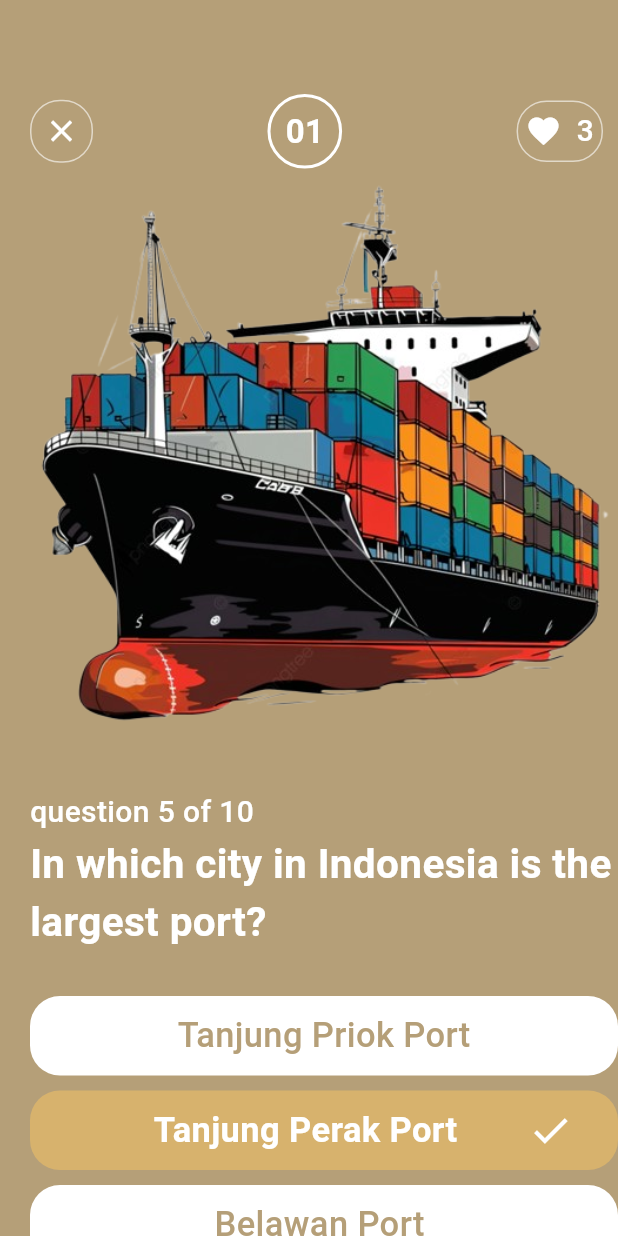
After one commit to WalidAgel/testing, a Flutter app: the Question screen opened directly, on a phone screen of 412 x 824 dp. The commit adds this screen. Run offline on Flutter 3.47's test engine with Material 3 defaults, Android fonts, the phone set to English and light mode, and no system bars.

Commit message:
Update changes

```diff
--- a/lib/main.dart
+++ b/lib/main.dart
@@ -1,6 +1,7 @@
 import 'package:flutter/material.dart';
 import 'package:projek/pages/continuing.dart';
 import 'package:projek/pages/home.dart';
+import 'package:projek/pages/question.dart';
 
 void main() {
   runApp(const MyApp());
--- /dev/null
+++ b/lib/pages/question.dart
@@ -0,0 +1,177 @@
+import 'package:flutter/material.dart';
+
+class Question extends StatefulWidget {
+  const Question({super.key});
+
+  @override
+  State<Question> createState() => _QuestionState();
+}
+
+class _QuestionState extends State<Question> {
+  @override
+  Widget build(BuildContext context) {
+    return Scaffold(
+      body: Container(
+        padding: const EdgeInsets.only(top: 60, left: 20),
+        width: MediaQuery.of(context).size.width,
+        decoration: const BoxDecoration(color: Color(0xffB59F78)),
+        child: Column(
+          crossAxisAlignment: CrossAxisAlignment.start,
+          children: [
+            Row(
+              mainAxisAlignment: MainAxisAlignment.spaceBetween,
+              children: [
+                GestureDetector(
+                  onTap: () {
+                    Navigator.pop(context);
+                  },
+                  child: Container(
+                    padding: const EdgeInsets.all(8),
+                    decoration: BoxDecoration(
+                      border: Border.all(color: Colors.white60),
+                      borderRadius: BorderRadius.circular(20),
+                    ),
+                    child: const Icon(
+                      Icons.close,
+                      color: Colors.white,
+                    ),
+                  ),
+                ),
+                const Spacer(),
+                Container(
+                  padding: const EdgeInsets.all(10),
+                  decoration: BoxDecoration(
+                    border: Border.all(color: Colors.white, width: 2),
+                    shape: BoxShape.circle,
+                  ),
+                  child: const Text(
+                    "01",
+                    style: TextStyle(
+                      color: Colors.white,
+                      fontSize: 22,
+                      fontWeight: FontWeight.bold,
+                    ),
+                  ),
+                ),
+                const Spacer(),
+                Padding(
+                  padding: const EdgeInsets.only(right: 10),
+                  child: Container(
+                    padding: const EdgeInsets.all(5),
+                    decoration: BoxDecoration(
+                      border: Border.all(color: Colors.white60),
+                      borderRadius: BorderRadius.circular(20),
+                    ),
+                    child: Row(
+                      children: const [
+                        Icon(
+                          Icons.favorite,
+                          color: Colors.white,
+                        ),
+                        SizedBox(
+                          width: 10,
+                        ),
+                        Text(
+                          "3",
+                          style: TextStyle(
+                            color: Colors.white,
+                            fontSize: 20,
+                            fontWeight: FontWeight.w500,
+                          ),
+                        ),
+                      ],
+                    ),
+                  ),
+                ),
+              ],
+            ),
+            Image.asset("images/kargo.png"),
+            const SizedBox(
+              height: 20,
+            ),
+            const Text(
+              "question 5 of 10",
+              style: TextStyle(
+                  color: Colors.white,
+                  fontSize: 20,
+                  fontWeight: FontWeight.w500),
+            ),
+            const Text(
+              "In which city in Indonesia is the largest port?",
+              style: TextStyle(
+                  color: Colors.white,
+                  fontSize: 27,
+                  fontWeight: FontWeight.bold),
+            ),
+            const SizedBox(
+              height: 30,
+            ),
+            Container(
+              padding: const EdgeInsets.symmetric(vertical: 10),
+              width: MediaQuery.of(context).size.width,
+              decoration: BoxDecoration(
+                  color: Colors.white, borderRadius: BorderRadius.circular(20)),
+              child: const Center(
+                child: Text(
+                  "Tanjung Priok Port",
+                  style: TextStyle(
+                      color: Color(0xffB59F78),
+                      fontSize: 23,
+                      fontWeight: FontWeight.w500),
+                ),
+              ),
+            ),
+            const SizedBox(
+              height: 10,
+            ),
+            Container(
+                padding: const EdgeInsets.symmetric(vertical: 10),
+                width: MediaQuery.of(context).size.width,
+                decoration: BoxDecoration(
+                    color: const Color(0xffD7B26D),
+                    borderRadius: BorderRadius.circular(20)),
+                child: Row(
+                  children: [
+                    SizedBox(width: MediaQuery.of(context).size.width / 5),
+                    const Text(
+                      "Tanjung Perak Port",
+                      style: TextStyle(
+                          color: Colors.white,
+                          fontSize: 23,
+                          fontWeight: FontWeight.bold),
+                    ),
+                    Spacer(),
+                    Padding(
+                      padding: const EdgeInsets.only(right: 30),
+                      child: Icon(
+                        Icons.done,
+                        color: Colors.white,
+                        size: 30,
+                      ),
+                    )
+                  ],
+                )),
+            const SizedBox(
+              height: 10,
+            ),
+            Container(
+              padding: const EdgeInsets.symmetric(vertical: 10),
+              width: MediaQuery.of(context).size.width,
+              decoration: BoxDecoration(
+                  color: Colors.white, borderRadius: BorderRadius.circular(20)),
+              child: const Center(
+                child: Text(
+                  "Belawan Port ",
+                  style: TextStyle(
+                      color: Color(0xffB59F78),
+                      fontSize: 23,
+                      fontWeight: FontWeight.w500),
+                ),
+              ),
+            )
+          ],
+        ),
+      ),
+    );
+  }
+}
```
Also changed, not shown: images/kargo.png (added).
